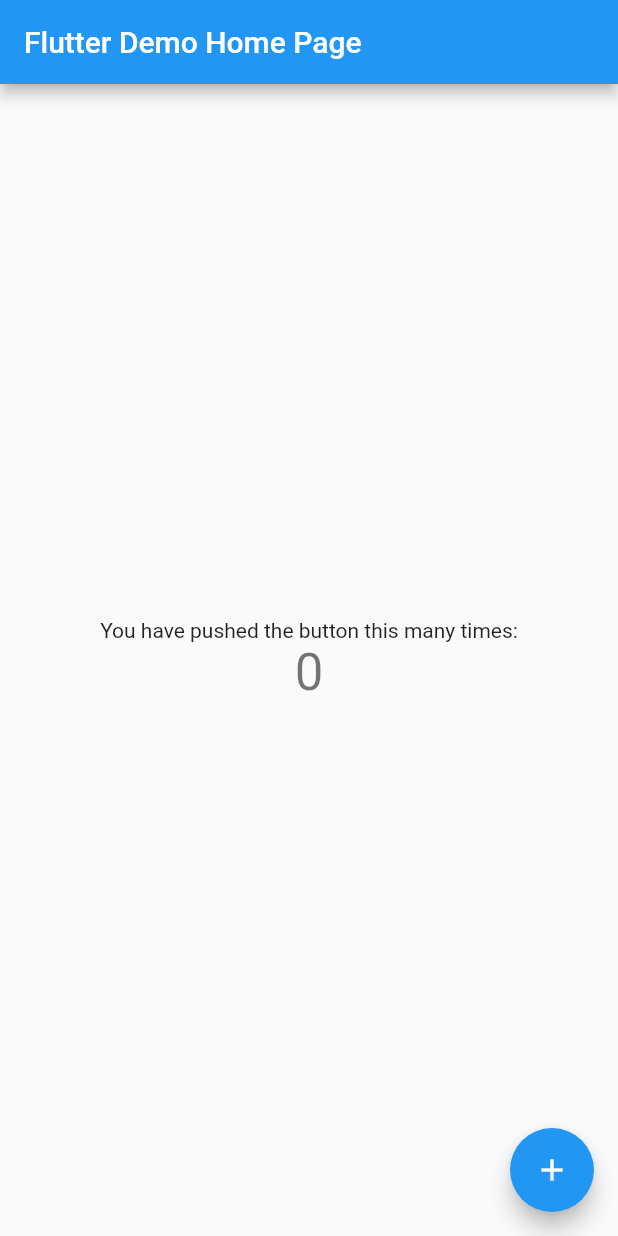
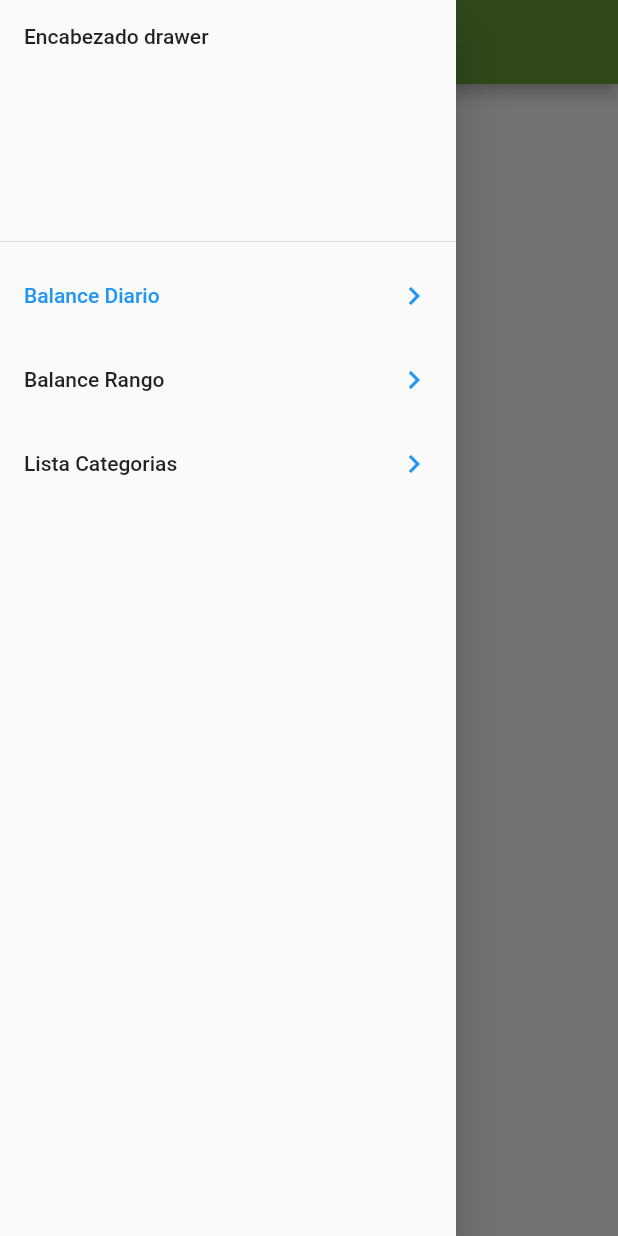
Before and after one commit to ervinsv92/balancetico, a Flutter app: the screen it shows after launch, with the side drawer open (before the commit the screen has no drawer), on a phone screen of 412 x 824 dp. Run offline on Flutter 3.47's test engine with Material 2 defaults, Android fonts, the phone set to English and light mode, and no system bars.

Commit message:
Drawer con rutas
Primera versión drawer con rutas

```diff
--- /dev/null
+++ b/lib/drawer/drawer.dart
@@ -0,0 +1,49 @@
+import 'package:flutter/material.dart';
+import 'package:balancetico/routes/routes.dart';
+
+class AppDrawer extends StatelessWidget {
+  AppDrawer(this.rutaActiva);
+  final String rutaActiva;
+
+  @override
+  Widget build(BuildContext context) {
+    return Drawer(
+      child: ListView(
+        padding: EdgeInsets.zero,
+        children: <Widget>[
+          _crearEncabezado(),
+          _createDrawerItem(
+              text: "Balance Diario",
+              ruta: Routes.balanceDiario,
+              onTap: () => Navigator.pushReplacementNamed(
+                  context, Routes.balanceDiario)),
+          _createDrawerItem(
+              text: "Balance Rango",
+              ruta: Routes.balanceRango,
+              onTap: () =>
+                  Navigator.pushReplacementNamed(context, Routes.balanceRango)),
+          _createDrawerItem(
+              text: "Lista Categorias",
+              ruta: Routes.listaCategoria,
+              onTap: () => Navigator.pushReplacementNamed(
+                  context, Routes.listaCategoria)),
+        ],
+      ),
+    );
+  }
+
+  Widget _crearEncabezado() {
+    return DrawerHeader(
+      child: Text("Encabezado drawer"),
+    );
+  }
+
+  Widget _createDrawerItem({String text, String ruta, GestureTapCallback onTap}) {
+    return ListTile(
+      title: Text(text),
+      selected: rutaActiva == ruta,
+      trailing: Icon(Icons.keyboard_arrow_right, color: Colors.blue),
+      onTap: onTap,
+    );
+  }
+}
--- a/lib/main.dart
+++ b/lib/main.dart
@@ -1,111 +1,14 @@
+
 import 'package:flutter/material.dart';
+import 'package:balancetico/routes/routes.dart';
 
-void main() => runApp(MyApp());
-
-class MyApp extends StatelessWidget {
-  // This widget is the root of your application.
-  @override
-  Widget build(BuildContext context) {
-    return MaterialApp(
-      title: 'Flutter Demo',
-      theme: ThemeData(
-        // This is the theme of your application.
-        //
-        // Try running your application with "flutter run". You'll see the
-        // application has a blue toolbar. Then, without quitting the app, try
-        // changing the primarySwatch below to Colors.green and then invoke
-        // "hot reload" (press "r" in the console where you ran "flutter run",
-        // or simply save your changes to "hot reload" in a Flutter IDE).
-        // Notice that the counter didn't reset back to zero; the application
-        // is not restarted.
-        primarySwatch: Colors.blue,
-      ),
-      home: MyHomePage(title: 'Flutter Demo Home Page'),
-    );
-  }
-}
-
-class MyHomePage extends StatefulWidget {
-  MyHomePage({Key key, this.title}) : super(key: key);
-
-  // This widget is the home page of your application. It is stateful, meaning
-  // that it has a State object (defined below) that contains fields that affect
-  // how it looks.
-
-  // This class is the configuration for the state. It holds the values (in this
-  // case the title) provided by the parent (in this case the App widget) and
-  // used by the build method of the State. Fields in a Widget subclass are
-  // always marked "final".
-
-  final String title;
-
-  @override
-  _MyHomePageState createState() => _MyHomePageState();
-}
-
-class _MyHomePageState extends State<MyHomePage> {
-  int _counter = 0;
-
-  void _incrementCounter() {
-    setState(() {
-      // This call to setState tells the Flutter framework that something has
-      // changed in this State, which causes it to rerun the build method below
-      // so that the display can reflect the updated values. If we changed
-      // _counter without calling setState(), then the build method would not be
-      // called again, and so nothing would appear to happen.
-      _counter++;
-    });
-  }
-
-  @override
-  Widget build(BuildContext context) {
-    // This method is rerun every time setState is called, for instance as done
-    // by the _incrementCounter method above.
-    //
-    // The Flutter framework has been optimized to make rerunning build methods
-    // fast, so that you can just rebuild anything that needs updating rather
-    // than having to individually change instances of widgets.
-    return Scaffold(
-      appBar: AppBar(
-        // Here we take the value from the MyHomePage object that was created by
-        // the App.build method, and use it to set our appbar title.
-        title: Text(widget.title),
-      ),
-      body: Center(
-        // Center is a layout widget. It takes a single child and positions it
-        // in the middle of the parent.
-        child: Column(
-          // Column is also a layout widget. It takes a list of children and
-          // arranges them vertically. By default, it sizes itself to fit its
-          // children horizontally, and tries to be as tall as its parent.
-          //
-          // Invoke "debug painting" (press "p" in the console, choose the
-          // "Toggle Debug Paint" action from the Flutter Inspector in Android
-          // Studio, or the "Toggle Debug Paint" command in Visual Studio Code)
-          // to see the wireframe for each widget.
-          //
-          // Column has various properties to control how it sizes itself and
-          // how it positions its children. Here we use mainAxisAlignment to
-          // center the children vertically; the main axis here is the vertical
-          // axis because Columns are vertical (the cross axis would be
-          // horizontal).
-          mainAxisAlignment: MainAxisAlignment.center,
-          children: <Widget>[
-            Text(
-              'You have pushed the button this many times:',
-            ),
-            Text(
-              '$_counter',
-              style: Theme.of(context).textTheme.display1,
-            ),
-          ],
-        ),
-      ),
-      floatingActionButton: FloatingActionButton(
-        onPressed: _incrementCounter,
-        tooltip: 'Increment',
-        child: Icon(Icons.add),
-      ), // This trailing comma makes auto-formatting nicer for build methods.
-    );
-  }
-}
+void main() => runApp(
+  MaterialApp(
+    theme: ThemeData(
+      primaryColor: Color(0xFF689F38),
+      accentColor: Color(0xFF03A9F4),
+    ),
+    initialRoute: 'balance_diario',
+    routes: getApplicationRoutes(),
+  )
+);
--- /dev/null
+++ b/lib/pages/balance_diario_page.dart
@@ -0,0 +1,24 @@
+import 'package:balancetico/drawer/drawer.dart';
+import 'package:balancetico/routes/routes.dart';
+import 'package:flutter/material.dart';
+
+class BalanceDiarioPage extends StatefulWidget {
+  BalanceDiarioPage({Key key}) : super(key: key);
+
+  _BalanceDiarioPageState createState() => _BalanceDiarioPageState();
+}
+
+class _BalanceDiarioPageState extends State<BalanceDiarioPage> {
+
+  final String rutaActiva = Routes.balanceDiario;
+
+  @override
+  Widget build(BuildContext context) {
+    return Scaffold(
+      appBar: AppBar(
+        title: Text("Balance Diario"),
+      ),
+      drawer: AppDrawer(this.rutaActiva),
+    );
+  }
+}
--- /dev/null
+++ b/lib/routes/routes.dart
@@ -0,0 +1,30 @@
+
+import 'package:flutter/material.dart';
+import 'package:balancetico/pages/balance_categoria_page.dart';
+import 'package:balancetico/pages/balance_diario_page.dart';
+import 'package:balancetico/pages/balance_rango_page.dart';
+import 'package:balancetico/pages/lista_categorias_page.dart';
+import 'package:balancetico/pages/registro_categoria_page.dart';
+import 'package:balancetico/pages/registro_transacciones_page.dart';
+
+class Routes{
+  static final String balanceDiario = "balance_diario";
+  static final String balanceRango = "balance_rango";
+  static final String balanceCategoria = "balance_categoria";
+  static final String registroCategoria = "registro_categoria";
+  static final String listaCategoria = "lista_categorias";
+  static final String registroTransacciones = "registro_transacciones";
+}
+
+Map<String, WidgetBuilder> getApplicationRoutes() {
+
+  return <String, WidgetBuilder> {
+      Routes.balanceDiario         : ( BuildContext context ) => BalanceDiarioPage(),
+      Routes.balanceRango          : ( BuildContext context ) => BalanceRangoPage(),
+      Routes.balanceCategoria      : ( BuildContext context ) => BalanceCategoriaPage(),
+      Routes.registroCategoria     : ( BuildContext context ) => RegistroCategoriaPage(),
+      Routes.listaCategoria        : ( BuildContext context ) => ListaCategoriasPage(),
+      Routes.registroTransacciones : ( BuildContext context ) => RegistroTransaccionesPage(),
+  };
+
+}
```
Also changed, not shown: lib/pages/balance_categoria_page.dart (added, +12 -0 lines), lib/pages/balance_rango_page.dart (added, +24 -0 lines), lib/pages/home_page.dart (added, +20 -0 lines), lib/pages/lista_categorias_page.dart (added, +23 -0 lines), lib/pages/registro_categoria_page.dart (added, +16 -0 lines), lib/pages/registro_transacciones_page.dart (added, +16 -0 lines).
